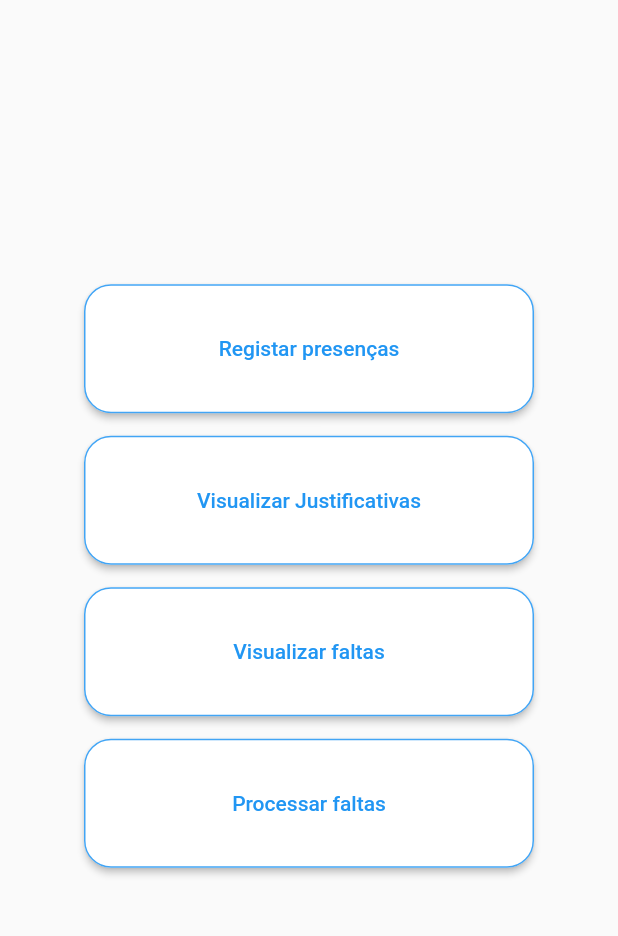
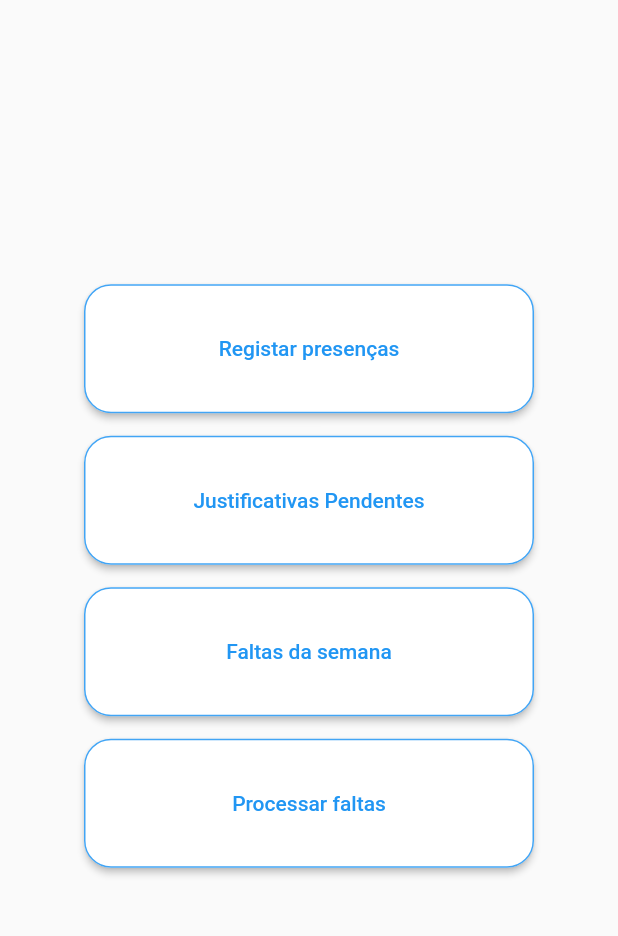
Before and after one commit to colombelli/pos-presenca, a Flutter app: the screen it shows once a user with an empty profile is signed in, on a phone screen of 412 x 824 dp, the part 84-1020 px from its top. Run offline on Flutter 3.47's test engine with Material 2 defaults, Android fonts, the phone set to English and light mode, and no system bars; our stand-ins replace cloud_firestore, firebase_auth, flutter_calendar_carousel, flutter_spinkit; accounts and stored records are empty.

```diff
--- a/lib/screens/program/program.dart
+++ b/lib/screens/program/program.dart
@@ -83,7 +83,7 @@ class _MenuListState extends State<MenuList> {
             ButtonTheme(
               minWidth: 300,
               child: new RaisedButton(
-                child: new Text("Visualizar Justificativas"),
+                child: new Text("Justificativas Pendentes"),
                 color: Colors.white,
                 textColor: Colors.blue[500],
                 disabledColor: Colors.white,
@@ -105,7 +105,7 @@ class _MenuListState extends State<MenuList> {
             ButtonTheme(
               minWidth: 300,
               child: new RaisedButton(
-                child: new Text("Visualizar faltas"),
+                child: new Text("Faltas da semana"),
                 color: Colors.white,
                 textColor: Colors.blue[500],
                 disabledColor: Colors.white,
@@ -118,7 +118,7 @@ class _MenuListState extends State<MenuList> {
                   //borderRadius: new BorderRadius.circular(0.0),
                   side: BorderSide(color: Colors.blue[400]),
                  ),
-                onPressed: () => navigateToPreviousAbsences(),
+                onPressed: null,
               ),
             ),
 
@@ -128,6 +128,7 @@ class _MenuListState extends State<MenuList> {
               minWidth: 300,
               child: new RaisedButton(
                 child: new Text("Processar faltas"),
+                color: Colors.white,
                 textColor: Colors.blue[500],
                 disabledColor: Colors.white,
                 disabledTextColor: Colors.blue[400],
@@ -139,7 +140,7 @@ class _MenuListState extends State<MenuList> {
                   //borderRadius: new BorderRadius.circular(0.0),
                   side: BorderSide(color: Colors.blue[400]),
                 ),
-                onPressed: null,
+                onPressed: () => navigateToPreviousAbsences(),
               ),
             ),
           ]
--- a/pubspec.yaml
+++ b/pubspec.yaml
@@ -26,6 +26,7 @@ dependencies:
   html: ^0.14.0+3
   intl: ^0.16.1
   flutter_calendar_carousel: ^1.4.12
+  jiffy: ^3.0.1
 
   flutter_localizations:
     sdk: flutter
```
Also changed, not shown: lib/screens/student/history.dart (+27 -21 lines), lib/screens/program/week_absences.dart (added), pubspec.lock.
